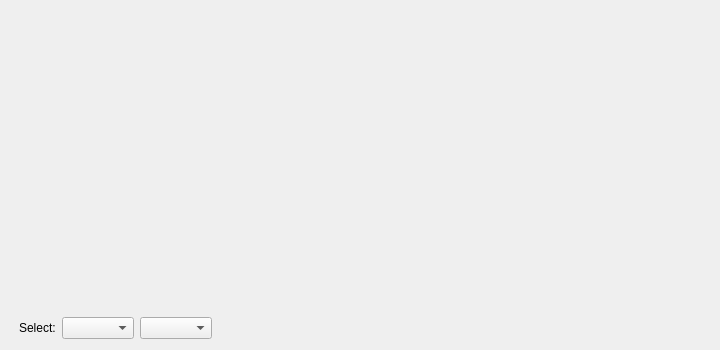
Before: the Qt Designer form src/aq_telemetryView.ui in nlbtuyen/ConfigurationGCS, drawn with Qt 5.
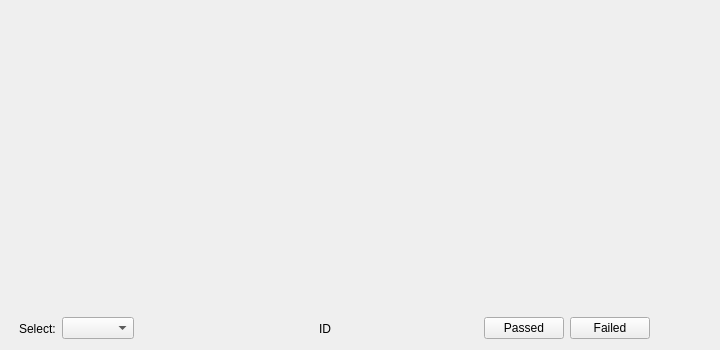
After: the same form once the commit is applied.

```diff
--- a/src/aq_telemetryView.ui
+++ b/src/aq_telemetryView.ui
@@ -47,7 +47,7 @@
      <x>19</x>
      <y>316</y>
      <width>691</width>
-     <height>24</height>
+     <height>25</height>
     </rect>
    </property>
    <layout class="QHBoxLayout" name="horizontalLayout_2">
@@ -80,7 +80,83 @@
      </layout>
     </item>
     <item>
-     <widget class="QComboBox" name="combo_refreshRate"/>
+     <spacer name="horizontalSpacer_2">
+      <property name="orientation">
+       <enum>Qt::Horizontal</enum>
+      </property>
+      <property name="sizeHint" stdset="0">
+       <size>
+        <width>40</width>
+        <height>20</height>
+       </size>
+      </property>
+     </spacer>
+    </item>
+    <item>
+     <spacer name="horizontalSpacer_4">
+      <property name="orientation">
+       <enum>Qt::Horizontal</enum>
+      </property>
+      <property name="sizeHint" stdset="0">
+       <size>
+        <width>40</width>
+        <height>20</height>
+       </size>
+      </property>
+     </spacer>
+    </item>
+    <item>
+     <spacer name="horizontalSpacer_5">
+      <property name="orientation">
+       <enum>Qt::Horizontal</enum>
+      </property>
+      <property name="sizeHint" stdset="0">
+       <size>
+        <width>40</width>
+        <height>20</height>
+       </size>
+      </property>
+     </spacer>
+    </item>
+    <item>
+     <widget class="QLabel" name="lbl_ID">
+      <property name="minimumSize">
+       <size>
+        <width>100</width>
+        <height>0</height>
+       </size>
+      </property>
+      <property name="text">
+       <string>ID</string>
+      </property>
+     </widget>
+    </item>
+    <item>
+     <spacer name="horizontalSpacer_3">
+      <property name="orientation">
+       <enum>Qt::Horizontal</enum>
+      </property>
+      <property name="sizeHint" stdset="0">
+       <size>
+        <width>40</width>
+        <height>20</height>
+       </size>
+      </property>
+     </spacer>
+    </item>
+    <item>
+     <widget class="QPushButton" name="btn_Pass">
+      <property name="text">
+       <string>Passed</string>
+      </property>
+     </widget>
+    </item>
+    <item>
+     <widget class="QPushButton" name="btn_Fail">
+      <property name="text">
+       <string>Failed</string>
+      </property>
+     </widget>
     </item>
     <item>
      <spacer name="horizontalSpacer">
```
